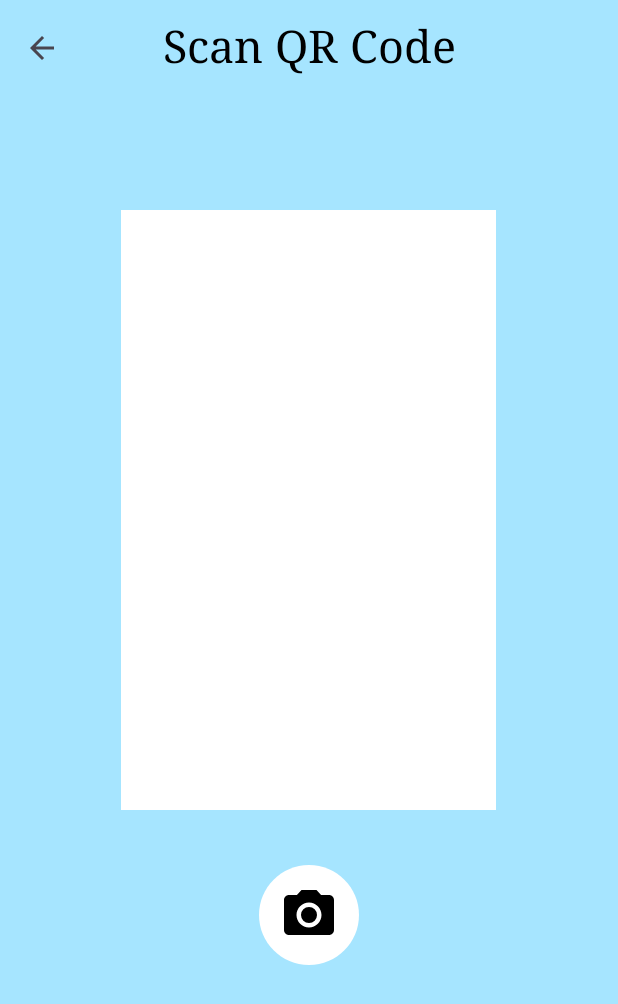
After one commit to CMPUT301W24T25/Quemeful-QR, an Android app built with Jetpack Compose: the QRCheckActivity screen opened directly, with no data from a screen before it, on a phone screen of 412 x 824 dp. The commit adds this screen. Shown: the top 1004 px of the screen. Run offline under Robolectric (Android 15) with nearby library versions, the phone set to English and light mode, and no system bars; our stand-ins replace Firebase (no records; nobody signed in at launch, a user with empty details on screens opened directly); libraries missing offline, so code that uses them is left out: com.google.zxing.integration.

Commit message:
added activities

```diff
--- /dev/null
+++ b/app/src/main/java/com/android/quemeful_qr/QRCheckActivity.java
@@ -0,0 +1,174 @@
+//https://firebase.google.com/docs/firestore/query-data/queries#java
+//https://stackoverflow.com/a/8638723
+package com.android.quemeful_qr;
+
+import static android.content.ContentValues.TAG;
+
+import android.app.Activity;
+import android.content.Intent;
+import android.content.pm.ApplicationInfo;
+import android.os.Bundle;
+import android.util.Log;
+import android.view.View;
+import android.widget.ImageButton;
+import android.widget.TextView;
+import android.widget.Toast;
+
+import androidx.annotation.NonNull;
+import androidx.annotation.Nullable;
+import androidx.appcompat.app.AppCompatActivity;
+import androidx.appcompat.widget.Toolbar;
+
+import com.google.android.gms.tasks.OnCompleteListener;
+import com.google.android.gms.tasks.Task;
+import com.google.firebase.firestore.CollectionReference;
+import com.google.firebase.firestore.DocumentReference;
+import com.google.firebase.firestore.DocumentSnapshot;
+import com.google.firebase.firestore.FirebaseFirestore;
+import com.google.firebase.firestore.QueryDocumentSnapshot;
+import com.google.firebase.firestore.QuerySnapshot;
+import com.google.zxing.integration.android.IntentIntegrator;
+import com.google.zxing.integration.android.IntentResult;
+
+import java.io.Serializable;
+import java.util.HashMap;
+import java.util.Map;
+
+/**
+ * This code here is the MainActivity code of the QRScanner project done locally.
+ */
+public class QRCheckActivity extends AppCompatActivity {
+    //scan and generate QR
+    private ImageButton scan;
+    private TextView camera;
+    private FirebaseFirestore db;
+
+    private CollectionReference eventsRef;
+
+    private String eventPoster;
+    private String eventName;
+    private String eventUUID;
+
+
+    /**
+     * The onCreate method of this activity is used to set a listener on the camera icon button to scan a QR code.
+     * @param savedInstanceState If the activity is being re-initialized after
+     *     previously being shut down then this Bundle contains the data it most
+     *     recently supplied in {@link #onSaveInstanceState}.  <b><i>Note: Otherwise it is null.</i></b>
+     */
+
+    @Override
+    protected void onCreate(Bundle savedInstanceState) {
+        super.onCreate(savedInstanceState);
+        setContentView(R.layout.activity_qrcheck);
+
+        scan = findViewById(R.id.buttonCam);
+        camera = findViewById(R.id.camera_frame);
+
+
+        // navigates back to the previous page on clicking the back arrow
+        Toolbar toolbar = (Toolbar) findViewById(R.id.backTool);
+
+        toolbar.setNavigationOnClickListener(new View.OnClickListener() {
+            @Override
+            public void onClick(View v) {
+                // back clicked
+                finish();
+            }
+        });
+
+        scan.setOnClickListener(new View.OnClickListener() {
+            @Override
+            public void onClick(View v) {
+                // create object of IntentIntegrator class of the QR library
+                IntentIntegrator integrator = new IntentIntegrator(QRCheckActivity.this);
+                integrator.setPrompt("Scan a QR code");
+                integrator.setCameraId(0);
+                integrator.setOrientationLocked(false);
+                integrator.setBeepEnabled(true);
+                integrator.initiateScan();
+            }
+        });
+        if (savedInstanceState == null){
+            Bundle extras = getIntent().getExtras();
+            if (extras == null){
+                eventPoster = null;
+            } else {
+                eventPoster = extras.getString("key");
+            }
+        } else {
+            eventPoster= (String) savedInstanceState.getSerializable("key");
+
+        }
+    }
+
+    /**
+     * This method handles the result of the scan of a QR code.
+     * @param requestCode The integer request code originally supplied to
+     *                    startActivityForResult(), allowing you to identify who this
+     *                    result came from.
+     * @param resultCode The integer result code returned by the child activity
+     *                   through its setResult().
+     * @param data An Intent, which can return result data to the caller
+     *               (various data can be attached to Intent "extras").
+     *
+     */
+
+    @Override
+    protected void onActivityResult(int requestCode, int resultCode, @Nullable Intent data) {
+        super.onActivityResult(requestCode, resultCode, data);
+
+        db = FirebaseFirestore.getInstance();
+        eventsRef = db.collection("events");
+
+        IntentResult result = IntentIntegrator.parseActivityResult(requestCode, resultCode, data);
+        if(result != null){
+            if (result.getContents() == null) {
+                Toast.makeText(getBaseContext(), "Scan Cancelled", Toast.LENGTH_SHORT).show();
+            }
+            else{
+                camera.setText(result.getContents());
+                Toast.makeText(getBaseContext(), "Scanned successfully", Toast.LENGTH_SHORT).show();
+                // check if a document exists with the id and name we scanned
+                //if exists, display it
+                //if not exist, error message
+                db.collection("events").whereEqualTo("Event UUID", result.getContents()).get().addOnCompleteListener(new OnCompleteListener<QuerySnapshot>() {
+                    @Override
+                    public void onComplete(@NonNull Task<QuerySnapshot> task) {
+
+                        if (task.isSuccessful()) {
+                            for (QueryDocumentSnapshot document : task.getResult()) { //for every document found (loop runs once - only 1 document matches uuid)
+                                Log.d(TAG, document.getId() + "=>>" + document.getData().values());
+                                //brings the user to a new activity with event details
+                                eventUUID = result.getContents();
+                                eventName = document.getData().get("Event Name").toString();
+                                eventPoster = document.getData().get("Event Poster").toString();
+                                camera.setText(eventPoster);
+
+                                EventHelper event = new EventHelper(eventUUID, eventName, "location", "time", "date", "description", eventPoster);
+                                Intent intent = new Intent(QRCheckActivity.this, ViewEventActivity.class);
+
+                                intent.putExtra("event", event);
+                                startActivity(intent);
+
+                            }
+                        } else {
+                            Log.d(TAG, "Error getting documents: ", task.getException());
+                            camera.setText("QR code not recognized");
+                            //set the error message onto the camera textview "QR code not recognized"
+                        }
+
+                    }
+                });
+
+
+            }
+
+        }
+        else{
+            //pass the result to the activity
+            super.onActivityResult(requestCode, resultCode, data);
+        }
+    }
+
+}
--- /dev/null
+++ b/app/src/main/res/drawable/baseline_camera_alt_24.xml
@@ -0,0 +1,6 @@
+<vector android:height="24dp" android:tint="#000000"
+    android:viewportHeight="24" android:viewportWidth="24"
+    android:width="24dp" xmlns:android="http://schemas.android.com/apk/res/android">
+    <path android:fillColor="@android:color/white" android:pathData="M12,12m-3.2,0a3.2,3.2 0,1 1,6.4 0a3.2,3.2 0,1 1,-6.4 0"/>
+    <path android:fillColor="@android:color/white" android:pathData="M9,2L7.17,4L4,4c-1.1,0 -2,0.9 -2,2v12c0,1.1 0.9,2 2,2h16c1.1,0 2,-0.9 2,-2L22,6c0,-1.1 -0.9,-2 -2,-2h-3.17L15,2L9,2zM12,17c-2.76,0 -5,-2.24 -5,-5s2.24,-5 5,-5 5,2.24 5,5 -2.24,5 -5,5z"/>
+</vector>
--- /dev/null
+++ b/app/src/main/res/drawable/baseline_circle_24.xml
@@ -0,0 +1,5 @@
+<vector android:height="24dp" android:tint="#FFFFFF"
+    android:viewportHeight="24" android:viewportWidth="24"
+    android:width="24dp" xmlns:android="http://schemas.android.com/apk/res/android">
+    <path android:fillColor="@android:color/white" android:pathData="M12,2C6.47,2 2,6.47 2,12s4.47,10 10,10 10,-4.47 10,-10S17.53,2 12,2z"/>
+</vector>
--- /dev/null
+++ b/app/src/main/res/layout/activity_qrcheck.xml
@@ -0,0 +1,59 @@
+<?xml version="1.0" encoding="utf-8"?>
+<RelativeLayout xmlns:android="http://schemas.android.com/apk/res/android"
+    xmlns:app="http://schemas.android.com/apk/res-auto"
+    xmlns:tools="http://schemas.android.com/tools"
+    android:layout_width="match_parent"
+    android:layout_height="match_parent"
+    android:background="#5900C2FF"
+    tools:context=".QRCheckActivity">
+
+    <!--    reference URL: https://stackoverflow.com/questions/49350686/back-to-previous-activity-arrow-button-->
+
+    <androidx.appcompat.widget.Toolbar
+        android:id="@+id/backTool"
+        android:layout_width="match_parent"
+        android:layout_height="?attr/actionBarSize"
+        app:navigationIcon="?attr/homeAsUpIndicator" />
+
+    <TextView
+        android:id="@+id/header"
+        android:layout_width="match_parent"
+        android:layout_height="wrap_content"
+        android:text="@string/scan_qr_code"
+        android:textSize="30sp"
+        android:fontFamily="serif"
+        android:textColor="@color/black"
+        android:textAlignment="center"
+        android:layout_marginTop="10dp" />
+
+    <FrameLayout
+        android:id="@+id/Camera"
+        android:layout_width="250dp"
+        android:layout_height="wrap_content"
+        android:layout_below="@+id/header"
+        android:layout_marginTop="90dp"
+        android:layout_centerHorizontal="true">
+
+        <TextView
+            android:id="@+id/camera_frame"
+            android:layout_width="250dp"
+            android:layout_height="400dp"
+            android:background="@color/white" />
+
+
+    </FrameLayout>
+
+    <ImageButton
+        android:contentDescription="imagebutton"
+        android:id="@+id/buttonCam"
+        android:layout_width="80dp"
+        android:layout_height="80dp"
+        android:layout_below="@+id/Camera"
+        android:layout_centerHorizontal="true"
+        android:layout_marginTop="30dp"
+        android:src="@drawable/baseline_camera_alt_24"
+        android:scaleType="fitCenter"
+        android:background="@drawable/baseline_circle_24"
+        android:padding="20dp" />
+
+</RelativeLayout>
--- /dev/null
+++ b/app/src/main/res/values/ids.xml
@@ -0,0 +1,4 @@
+<?xml version="1.0" encoding="utf-8"?>
+<resources>
+    <item name="scanQRButton" type="id" />
+</resources>
--- a/app/src/main/res/values/strings.xml
+++ b/app/src/main/res/values/strings.xml
@@ -2,6 +2,7 @@
     <string name="app_name">Quemeful-QR</string>
     <!-- TODO: Remove or change this placeholder text -->
     <string name="hello_blank_fragment">Hello blank fragment</string>
+    <string name="scan_qr_code">Scan QR Code</string>
 
     <style name="RoundedImageView">
         <item name="cornerSize">8dp</item>
```
Also changed, not shown: app/build.gradle.kts (+14 -0 lines), app/src/main/AndroidManifest.xml (+19 -14 lines), app/src/main/java/com/android/quemeful_qr/EventDetailsActivity.java (+14 -0 lines), app/src/main/java/com/android/quemeful_qr/EventHelper.java (+16 -1 lines), app/src/main/java/com/android/quemeful_qr/ViewEventActivity.java (added, +45 -0 lines), app/src/main/res/layout/activity_view_event.xml (added, +29 -0 lines).
